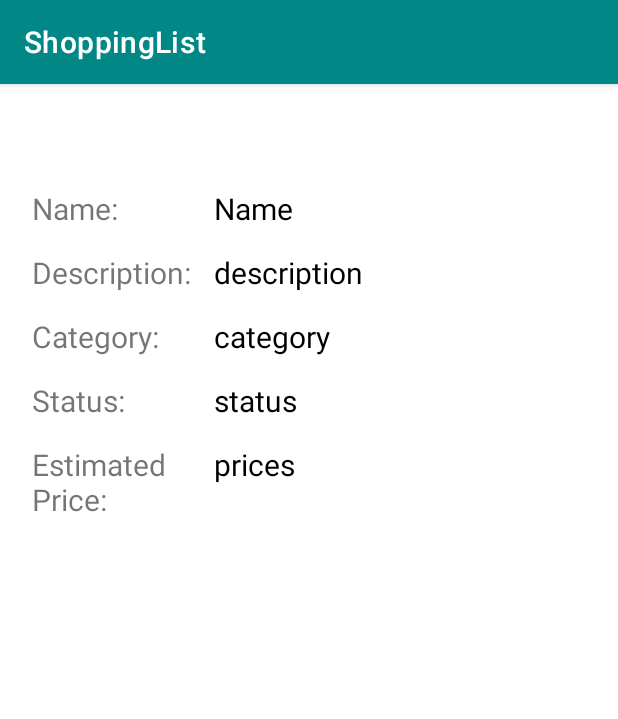
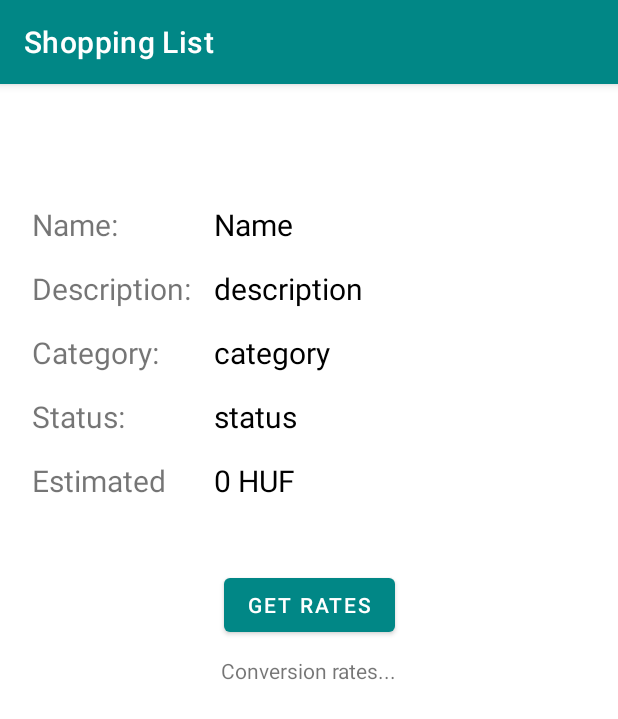
Before and after one commit to Amani215/ShoppingList, an Android app: the ItemDetails screen opened directly, with no data from a screen before it, on a phone screen of 412 x 824 dp. Shown: the top 719 px of the screen. Run offline under Robolectric (Android 15) with nearby library versions, the phone set to English and light mode, and no system bars; 6 statements that could not run were skipped.

Commit message:
Added: Retrofit

```diff
--- a/app/build.gradle
+++ b/app/build.gradle
@@ -50,4 +50,7 @@ dependencies {
     def room_version = "2.3.0"
     implementation "androidx.room:room-runtime:$room_version"
     kapt "androidx.room:room-compiler:$room_version"
+
+    implementation 'com.google.code.gson:gson:2.8.5'
+    implementation 'com.squareup.retrofit2:converter-gson:2.4.0'
 }
--- a/app/src/main/AndroidManifest.xml
+++ b/app/src/main/AndroidManifest.xml
@@ -1,6 +1,8 @@
 <?xml version="1.0" encoding="utf-8"?>
 <manifest xmlns:android="http://schemas.android.com/apk/res/android"
     package="com.example.shoppinglist">
+
+    <uses-permission android:name="android.permission.INTERNET"/>
 
     <application
         android:allowBackup="true"
--- a/app/src/main/java/com/example/shoppinglist/ItemDetails.kt
+++ b/app/src/main/java/com/example/shoppinglist/ItemDetails.kt
@@ -6,6 +6,14 @@ import android.os.Bundle
 import com.example.shoppinglist.data.AppDatabase
 import com.example.shoppinglist.data.Item
 import com.example.shoppinglist.databinding.ItemDetailsBinding
+import com.example.shoppinglist.retrofitConversion.MoneyAPI
+import com.example.shoppinglist.retrofitConversion.MoneyResult
+import retrofit2.Call
+import retrofit2.Callback
+import retrofit2.Response
+import retrofit2.Retrofit
+import retrofit2.converter.gson.GsonConverterFactory
+import java.util.*
 
 class ItemDetails : AppCompatActivity() {
     private lateinit var  binding: ItemDetailsBinding
@@ -17,11 +25,52 @@ class ItemDetails : AppCompatActivity() {
         setContentView(binding.root)
 
         var item: Item = intent.getSerializableExtra("itemId") as Item
+        var itemPrice: Int = item.estimatedPrice
 
         binding.tvNameDetail.setText(item.name)
         binding.tvDescriptionDetail.setText(item.description)
         binding.tvCategoryDetail.setText(item.category.toString())
         binding.tvStatusDetail.setText(item.status.toString())
-        binding.tvPriceDetail.setText(item.estimatedPrice.toString())
+        binding.tvPriceDetail.setText(itemPrice.toString()+" HUF")
+
+        val retrofit = Retrofit.Builder()
+            .baseUrl("https://api.frankfurter.app/")
+            .addConverterFactory(GsonConverterFactory.create())
+            .build()
+
+        val currencyAPI = retrofit.create(MoneyAPI::class.java)
+
+        binding.btnGetRates.setOnClickListener {
+            binding.tvResult.setText("")
+            binding.tvPriceDetail.setText(itemPrice.toString()+" HUF")
+
+            val rateCall = currencyAPI.getRates("HUF")
+
+            rateCall.enqueue(object : Callback<MoneyResult> {
+                override fun onFailure(call: Call<MoneyResult>, t: Throwable) {
+                    binding.tvResult.setText(t.message)
+                }
+
+                override fun onResponse(call: Call<MoneyResult>, response: Response<MoneyResult>) {
+                    var cadRate: Double? = response.body()?.rates?.CAD?.toDouble()
+                    var priceInCAD = itemPrice * cadRate!!
+
+                    binding.tvPriceDetail.append("\n"+priceInCAD.toString()+" CAD")
+                    binding.tvResult.append("CAD: "+cadRate.toString()+"\n")
+
+                    var eurRate: Double? = response.body()?.rates?.EUR?.toDouble()
+                    var priceInEUR = itemPrice * eurRate!!
+
+                    binding.tvPriceDetail.append("\n"+priceInEUR.toString()+" EUR")
+                    binding.tvResult.append("EUR: "+eurRate.toString()+"\n")
+
+                    var jpyRate: Double? = response.body()?.rates?.JPY?.toDouble()
+                    var priceInJPY = itemPrice * jpyRate!!
+
+                    binding.tvPriceDetail.append("\n"+priceInJPY.toString()+" JPY")
+                    binding.tvResult.append("JPY: "+jpyRate.toString()+"\n")
+                }
+            })
+        }
     }
 }
--- /dev/null
+++ b/app/src/main/java/com/example/shoppinglist/retrofitConversion/MoneyAPI.kt
@@ -0,0 +1,11 @@
+package com.example.shoppinglist.retrofitConversion
+
+import retrofit2.Call
+import retrofit2.http.GET
+import retrofit2.http.Path
+import retrofit2.http.Query
+
+interface MoneyAPI {
+    @GET("/latest")
+    fun getRates(@Query("from") base: String): Call<MoneyResult>
+}
--- a/app/src/main/res/layout/item_details.xml
+++ b/app/src/main/res/layout/item_details.xml
@@ -9,13 +9,12 @@
     <TableLayout
         android:id="@+id/tlDetails"
         android:layout_width="409dp"
-        android:layout_height="729dp"
-        app:layout_constraintBottom_toBottomOf="parent"
+        android:layout_height="wrap_content"
+        android:layout_marginTop="60dp"
+        android:padding="20dp"
         app:layout_constraintEnd_toEndOf="parent"
         app:layout_constraintStart_toStartOf="parent"
-        app:layout_constraintTop_toTopOf="parent"
-        android:layout_marginTop="60dp"
-        android:padding="20dp">
+        app:layout_constraintTop_toTopOf="parent">
 
         <TableRow
             android:layout_width="match_parent"
@@ -26,7 +25,7 @@
                 android:layout_width="match_parent"
                 android:layout_height="match_parent"
                 android:text="Name:"
-                android:textSize="20dp"/>
+                android:textSize="20dp" />
 
             <TextView
                 android:id="@+id/tvNameDetail"
@@ -34,8 +33,8 @@
                 android:layout_height="match_parent"
                 android:layout_marginStart="15dp"
                 android:text="Name"
-                android:textSize="20dp"
-                android:textColor="@color/black" />
+                android:textColor="@color/black"
+                android:textSize="20dp" />
         </TableRow>
 
         <TableRow
@@ -47,7 +46,7 @@
                 android:layout_width="match_parent"
                 android:layout_height="match_parent"
                 android:text="Description:"
-                android:textSize="20dp"/>
+                android:textSize="20dp" />
 
             <TextView
                 android:id="@+id/tvDescriptionDetail"
@@ -55,8 +54,8 @@
                 android:layout_height="match_parent"
                 android:layout_marginStart="15dp"
                 android:text="description"
-                android:textSize="20dp"
-                android:textColor="@color/black" />
+                android:textColor="@color/black"
+                android:textSize="20dp" />
         </TableRow>
 
         <TableRow
@@ -68,7 +67,7 @@
                 android:layout_width="match_parent"
                 android:layout_height="match_parent"
                 android:text="Category:"
-                android:textSize="20dp"/>
+                android:textSize="20dp" />
 
             <TextView
                 android:id="@+id/tvCategoryDetail"
@@ -76,8 +75,8 @@
                 android:layout_height="match_parent"
                 android:layout_marginStart="15dp"
                 android:text="category"
-                android:textSize="20dp"
-                android:textColor="@color/black" />
+                android:textColor="@color/black"
+                android:textSize="20dp" />
         </TableRow>
 
         <TableRow
@@ -89,7 +88,7 @@
                 android:layout_width="match_parent"
                 android:layout_height="match_parent"
                 android:text="Status:"
-                android:textSize="20dp"/>
+                android:textSize="20dp" />
 
             <TextView
                 android:id="@+id/tvStatusDetail"
@@ -97,8 +96,8 @@
                 android:layout_height="match_parent"
                 android:layout_marginStart="15dp"
                 android:text="status"
-                android:textSize="20dp"
-                android:textColor="@color/black" />
+                android:textColor="@color/black"
+                android:textSize="20dp" />
         </TableRow>
 
         <TableRow
@@ -110,16 +109,35 @@
                 android:layout_width="match_parent"
                 android:layout_height="match_parent"
                 android:text="Estimated\nPrice:"
-                android:textSize="20dp"/>
+                android:textSize="20dp" />
 
             <TextView
                 android:id="@+id/tvPriceDetail"
                 android:layout_width="match_parent"
-                android:layout_height="match_parent"
+                android:layout_height="wrap_content"
                 android:layout_marginStart="15dp"
-                android:text="prices"
-                android:textSize="20dp"
-                android:textColor="@color/black" />
+                android:textColor="@color/black"
+                android:textSize="20dp" />
         </TableRow>
     </TableLayout>
+
+    <Button
+        android:id="@+id/btnGetRates"
+        android:layout_width="wrap_content"
+        android:layout_height="wrap_content"
+        android:layout_marginTop="10dp"
+        android:text="Get Rates"
+        app:layout_constraintEnd_toEndOf="parent"
+        app:layout_constraintStart_toStartOf="parent"
+        app:layout_constraintTop_toBottomOf="@+id/tlDetails" />
+
+    <TextView
+        android:id="@+id/tvResult"
+        android:layout_width="wrap_content"
+        android:layout_height="wrap_content"
+        android:text="Conversion rates..."
+        android:layout_marginTop="10dp"
+        app:layout_constraintEnd_toEndOf="parent"
+        app:layout_constraintStart_toStartOf="parent"
+        app:layout_constraintTop_toBottomOf="@+id/btnGetRates" />
 </androidx.constraintlayout.widget.ConstraintLayout>
--- a/app/src/main/res/values/strings.xml
+++ b/app/src/main/res/values/strings.xml
@@ -1,5 +1,5 @@
 <resources>
-    <string name="app_name">ShoppingList</string>
+    <string name="app_name">Shopping List</string>
     <string-array name="categories">
         <item>Food</item>
         <item>Electronics</item>
--- a/app/src/main/res/values/themes.xml
+++ b/app/src/main/res/values/themes.xml
@@ -3,7 +3,7 @@
     <style name="Theme.ShoppingList" parent="Theme.MaterialComponents.DayNight.DarkActionBar">
         <!-- Primary brand color. -->
         <item name="colorPrimary">@color/teal_700</item>
-        <item name="colorPrimaryVariant">@color/black_overlay</item>
+        <item name="colorPrimaryVariant">@color/black</item>
         <item name="colorOnPrimary">@color/white</item>
         <!-- Secondary brand color. -->
         <item name="colorSecondary">@color/teal_200</item>
```
Also changed, not shown: app/src/main/java/com/example/shoppinglist/retrofitConversion/MoneyResult.kt (added, +18 -0 lines).
